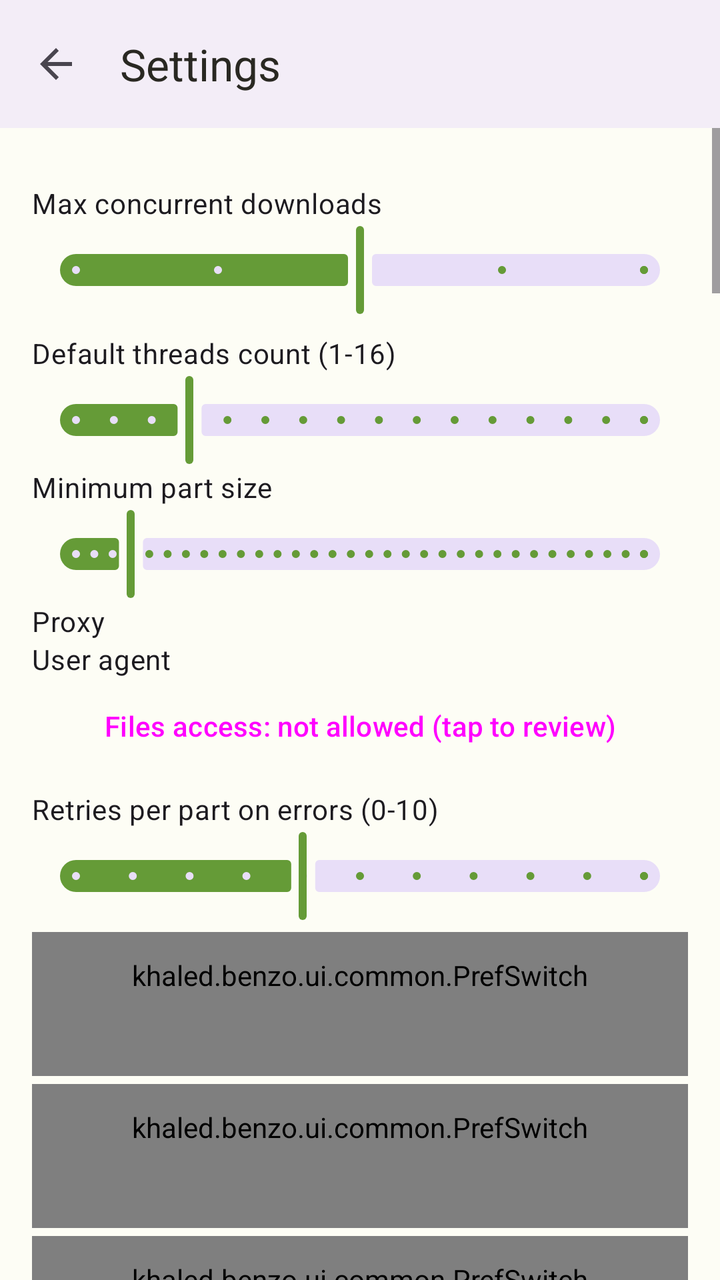
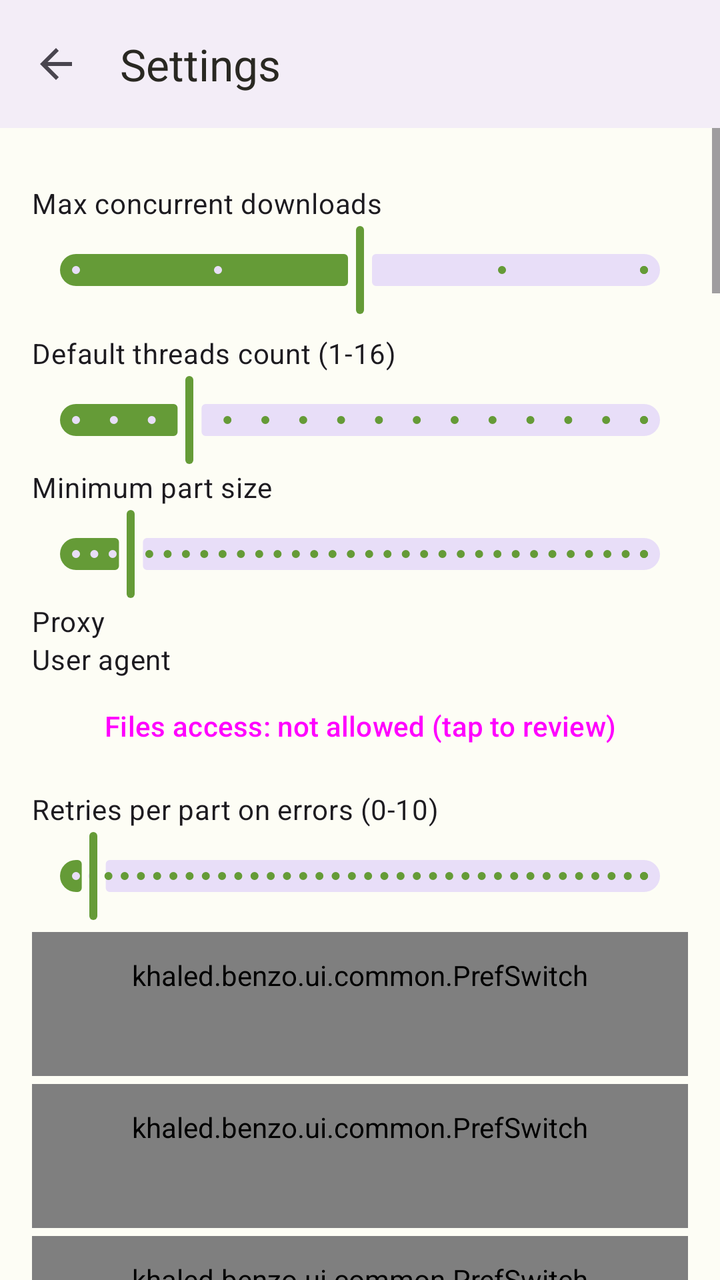

The first picture is an Android layout as it rendered before a commit; the second is the same layout after the commit. The layout source and the unified diff follow.
<!-- AndroidManifest.xml: application theme Theme.Benzo -->
<!-- res/layout/activity_settings.xml -->
<?xml version="1.0" encoding="utf-8"?>
<LinearLayout xmlns:android="http://schemas.android.com/apk/res/android" xmlns:app="http://schemas.android.com/apk/res-auto" android:layout_width="match_parent" android:layout_height="match_parent" android:orientation="vertical">
  <com.google.android.material.appbar.MaterialToolbar android:id="@+id/toolbarSettings" android:layout_width="match_parent" android:layout_height="?attr/actionBarSize" android:background="?attr/barBackground" app:navigationIcon="@drawable/abc_ic_ab_back_material" app:title="@string/action_settings" app:titleTextColor="?attr/onBar" />
  <ScrollView android:layout_width="match_parent" android:layout_height="0dp" android:layout_weight="1" android:fillViewport="true">
    <LinearLayout android:layout_width="match_parent" android:layout_height="wrap_content" android:orientation="vertical" android:padding="16dp">
      <LinearLayout android:id="@+id/section_downloading" android:layout_width="match_parent" android:layout_height="wrap_content" android:orientation="vertical">
        <TextView android:id="@+id/txtMaxDownloads" android:layout_width="match_parent" android:layout_height="wrap_content" android:layout_marginTop="12dp" android:text="@string/pref_max_downloads" android:textAppearance="?attr/textAppearanceBodyMedium" />
        <com.google.android.material.slider.Slider android:id="@+id/sliderMaxDownloads" android:layout_width="match_parent" android:layout_height="wrap_content" android:stepSize="1.0" android:value="3.0" android:valueFrom="1.0" android:valueTo="5.0" />
        <TextView android:id="@+id/txtDefaultThreads" android:layout_width="match_parent" android:layout_height="wrap_content" android:layout_marginTop="8dp" android:text="@string/pref_default_threads" android:textAppearance="?attr/textAppearanceBodyMedium" />
        <com.google.android.material.slider.Slider android:id="@+id/sliderDefaultThreads" android:layout_width="match_parent" android:layout_height="wrap_content" android:stepSize="1.0" android:value="4.0" android:valueFrom="1.0" android:valueTo="16.0" />
        <TextView android:id="@+id/txtMinThread" android:layout_width="match_parent" android:layout_height="wrap_content" android:text="@string/row_min_thread" android:textAppearance="?attr/textAppearanceBodyMedium" />
        <com.google.android.material.slider.Slider android:id="@+id/sliderMinThread" android:layout_width="match_parent" android:layout_height="wrap_content" android:stepSize="128.0" android:value="512.0" android:valueFrom="128.0" android:valueTo="4096.0" />
        <TextView android:id="@+id/txtProxy" android:layout_width="match_parent" android:layout_height="wrap_content" android:text="@string/row_proxy" android:textAppearance="?attr/textAppearanceBodyMedium" />
        <TextView android:id="@+id/txtUserAgent" android:layout_width="match_parent" android:layout_height="wrap_content" android:text="@string/row_user_agent" android:textAppearance="?attr/textAppearanceBodyMedium" />
        <Button android:id="@+id/btnAllFilesAccess" style="?attr/materialButtonOutlinedStyle" android:layout_width="match_parent" android:layout_height="wrap_content" android:text="@string/allfiles_settings_button" />
        <TextView android:id="@+id/txtErrorRetries" android:layout_width="match_parent" android:layout_height="wrap_content" android:layout_marginTop="8dp" android:text="@string/pref_error_retries" android:textAppearance="?attr/textAppearanceBodyMedium" />
        <com.google.android.material.slider.Slider android:id="@+id/sliderErrorRetries" android:layout_width="match_parent" android:layout_height="wrap_content" android:stepSize="1.0" android:value="4.0" android:valueFrom="0.0" android:valueTo="10.0" />
        <khaled.benzo.ui.common.PrefSwitch style="@style/Widget.Benzo.PrefSwitch" android:id="@+id/switchCreateEmptyFile" android:layout_width="match_parent" android:layout_height="wrap_content" android:layout_marginTop="4dp" android:text="@string/pref_create_empty_file" />
        <khaled.benzo.ui.common.PrefSwitch style="@style/Widget.Benzo.PrefSwitch" android:id="@+id/switchAutoResume" android:layout_width="match_parent" android:layout_height="wrap_content" android:layout_marginTop="4dp" android:text="@string/pref_auto_resume" />
        <khaled.benzo.ui.common.PrefSwitch style="@style/Widget.Benzo.PrefSwitch" android:id="@+id/switchPauseAfterError" android:layout_width="match_parent" android:layout_height="wrap_content" android:layout_marginTop="4dp" android:text="@string/pref_pause_after_error" />
        <View android:layout_width="match_parent" android:layout_height="1dp" android:layout_marginVertical="16dp" android:background="@color/divider" />
        <TextView android:id="@+id/txtSpeedLimit" android:layout_width="match_parent" android:layout_height="wrap_content" android:layout_marginTop="12dp" android:text="@string/pref_speed_limit" android:textAppearance="?attr/textAppearanceBodyMedium" />
        <com.google.android.material.slider.Slider android:id="@+id/sliderSpeedLimit" android:layout_width="match_parent" android:layout_height="wrap_content" android:stepSize="64.0" android:value="0.0" android:valueFrom="0.0" android:valueTo="10240.0" />
        <View android:layout_width="match_parent" android:layout_height="1dp" android:layout_marginVertical="16dp" android:background="@color/divider" />
      </LinearLayout>
      <LinearLayout android:id="@+id/section_torrent" android:layout_width="match_parent" android:layout_height="wrap_content" android:orientation="vertical">
        <khaled.benzo.ui.common.PrefSwitch style="@style/Widget.Benzo.PrefSwitch" android:id="@+id/switchTorrentSequential" android:layout_width="match_parent" android:layout_height="wrap_content" android:layout_marginTop="4dp" android:text="@string/pref_torrent_sequential" />
        <khaled.benzo.ui.common.PrefSwitch style="@style/Widget.Benzo.PrefSwitch" android:id="@+id/switchTorrentSeed" android:layout_width="match_parent" android:layout_height="wrap_content" android:layout_marginTop="4dp" android:text="@string/pref_torrent_seed" />
        <TextView android:id="@+id/txtSeedRatio" android:layout_width="match_parent" android:layout_height="wrap_content" android:layout_marginTop="8dp" android:text="@string/pref_seed_ratio" android:textAppearance="?attr/textAppearanceBodyMedium" />
        <com.google.android.material.slider.Slider android:id="@+id/sliderSeedRatio" android:layout_width="match_parent" android:layout_height="wrap_content" android:stepSize="5.0" android:value="0.0" android:valueFrom="0.0" android:valueTo="100.0" />
        <TextView android:id="@+id/txtSeedMinutes" android:layout_width="match_parent" android:layout_height="wrap_content" android:text="@string/pref_seed_minutes" android:textAppearance="?attr/textAppearanceBodyMedium" />
        <com.google.android.material.slider.Slider android:id="@+id/sliderSeedMinutes" android:layout_width="match_parent" android:layout_height="wrap_content" android:stepSize="30.0" android:value="0.0" android:valueFrom="0.0" android:valueTo="4320.0" />
        <khaled.benzo.ui.common.PrefSwitch style="@style/Widget.Benzo.PrefSwitch" android:id="@+id/switchTorrentDht" android:layout_width="match_parent" android:layout_height="wrap_content" android:text="@string/pref_torrent_dht" />
        <TextView android:id="@+id/txtTorrentConnections" android:layout_width="match_parent" android:layout_height="wrap_content" android:text="@string/pref_torrent_connections" android:textAppearance="?attr/textAppearanceBodyMedium" />
        <com.google.android.material.slider.Slider android:id="@+id/sliderTorrentConnections" android:layout_width="match_parent" android:layout_height="wrap_content" android:stepSize="50.0" android:value="0.0" android:valueFrom="0.0" android:valueTo="1000.0" />
        <khaled.benzo.ui.common.PrefSwitch style="@style/Widget.Benzo.PrefSwitch" android:id="@+id/switchTorrentFixedPort" android:layout_width="match_parent" android:layout_height="wrap_content" android:text="@string/pref_torrent_fixed_port" app:prefSummary="@string/sum_torrent_fixed_port" />
        <com.google.android.material.textfield.TextInputLayout android:layout_width="match_parent" android:layout_height="wrap_content" android:layout_marginHorizontal="20dp" android:hint="@string/pref_torrent_port">
          <com.google.android.material.textfield.TextInputEditText android:id="@+id/editTorrentPort" android:layout_width="match_parent" android:layout_height="wrap_content" android:inputType="number" android:maxLength="5" />
        </com.google.android.material.textfield.TextInputLayout>
        <TextView android:id="@+id/txtTorrentEncryption" android:layout_width="match_parent" android:layout_height="wrap_content" android:minHeight="56dp" android:gravity="center_vertical" android:paddingHorizontal="20dp" android:background="?attr/selectableItemBackground" android:clickable="true" android:focusable="true" android:textAppearance="?attr/textAppearanceBodyMedium" />
        <khaled.benzo.ui.common.PrefSwitch style="@style/Widget.Benzo.PrefSwitch" android:id="@+id/switchTorrentAnonymous" android:layout_width="match_parent" android:layout_height="wrap_content" android:text="@string/pref_torrent_anonymous" app:prefSummary="@string/sum_torrent_anonymous" />
      </LinearLayout>
      <LinearLayout android:id="@+id/section_notifications" android:layout_width="match_parent" android:layout_height="wrap_content" android:orientation="vertical">
        <khaled.benzo.ui.common.PrefSwitch style="@style/Widget.Benzo.PrefSwitch" android:id="@+id/switchSoundComplete" android:layout_width="match_parent" android:layout_height="wrap_content" android:layout_marginTop="8dp" android:checked="true" android:text="@string/pref_sound_on_complete" />
        <khaled.benzo.ui.common.PrefSwitch style="@style/Widget.Benzo.PrefSwitch" android:id="@+id/switchVibrateComplete" android:layout_width="match_parent" android:layout_height="wrap_content" android:layout_marginTop="4dp" android:checked="true" android:text="@string/pref_vibrate_on_complete" />
        <TextView android:id="@+id/txtVibSuccess" android:layout_width="match_parent" android:layout_height="wrap_content" android:text="@string/row_vib_success" android:textAppearance="?attr/textAppearanceBodyMedium" />
        <com.google.android.material.slider.Slider android:id="@+id/sliderVibSuccess" android:layout_width="match_parent" android:layout_height="wrap_content" android:stepSize="50.0" android:value="150.0" android:valueFrom="50.0" android:valueTo="1000.0" />
        <khaled.benzo.ui.common.PrefSwitch style="@style/Widget.Benzo.PrefSwitch" android:id="@+id/switchVibrateError" android:layout_width="match_parent" android:layout_height="wrap_content" android:checked="false" android:text="@string/pref_vibrate_on_error" />
        <TextView android:id="@+id/txtVibTotal" android:layout_width="match_parent" android:layout_height="wrap_content" android:text="@string/row_vib_total" android:textAppearance="?attr/textAppearanceBodyMedium" />
        <com.google.android.material.slider.Slider android:id="@+id/sliderVibTotal" android:layout_width="match_parent" android:layout_height="wrap_content" android:stepSize="50.0" android:value="500.0" android:valueFrom="50.0" android:valueTo="1000.0" />
        <TextView android:id="@+id/txtVibError" android:layout_width="match_parent" android:layout_height="wrap_content" android:text="@string/row_vib_error" android:textAppearance="?attr/textAppearanceBodyMedium" />
        <com.google.android.material.slider.Slider android:id="@+id/sliderVibError" android:layout_width="match_parent" android:layout_height="wrap_content" android:stepSize="50.0" android:value="300.0" android:valueFrom="50.0" android:valueTo="1000.0" />
        <khaled.benzo.ui.common.PrefSwitch style="@style/Widget.Benzo.PrefSwitch" android:id="@+id/switchNotifLockScreen" android:layout_width="match_parent" android:layout_height="wrap_content" android:layout_marginTop="4dp" android:text="@string/pref_notif_lock_screen" />
        <khaled.benzo.ui.common.PrefSwitch style="@style/Widget.Benzo.PrefSwitch" android:id="@+id/switchNotifPauseAll" android:layout_width="match_parent" android:layout_height="wrap_content" android:layout_marginTop="4dp" android:visibility="gone" android:text="@string/pref_notif_pause_all" />
        <TextView android:id="@+id/txtCommandButtons" android:layout_width="match_parent" android:layout_height="wrap_content" android:text="@string/row_command_buttons" android:textAppearance="?attr/textAppearanceBodyMedium" android:padding="12dp" android:background="?attr/selectableItemBackground" />
        <khaled.benzo.ui.common.PrefSwitch style="@style/Widget.Benzo.PrefSwitch" android:id="@+id/switchClearNotifsOnExit" android:layout_width="match_parent" android:layout_height="wrap_content" android:layout_marginTop="4dp" android:checked="false" android:text="@string/pref_clear_notifs_exit" />
      </LinearLayout>
      <LinearLayout android:id="@+id/section_automation" android:layout_width="match_parent" android:layout_height="wrap_content" android:orientation="vertical">
        <khaled.benzo.ui.common.PrefSwitch style="@style/Widget.Benzo.PrefSwitch" android:id="@+id/switchNewestFirst" android:layout_width="match_parent" android:layout_height="wrap_content" android:text="@string/pref_newest_first" app:prefSummary="@string/sum_newest_first" />
        <khaled.benzo.ui.common.PrefSwitch style="@style/Widget.Benzo.PrefSwitch" android:id="@+id/switchListBottom" android:layout_width="match_parent" android:layout_height="wrap_content" android:text="@string/pref_list_bottom" app:prefSummary="@string/sum_list_bottom" />
        <TextView android:id="@+id/txtAfterFinish" android:layout_width="match_parent" android:layout_height="wrap_content" android:textAppearance="?attr/textAppearanceBodyMedium" />
        <khaled.benzo.ui.common.PrefSwitch style="@style/Widget.Benzo.PrefSwitch" android:id="@+id/switchQuickAdd" android:layout_width="match_parent" android:layout_height="wrap_content" android:text="@string/pref_quick_add" app:prefSummary="@string/sum_quick_add" />
        <khaled.benzo.ui.common.PrefSwitch style="@style/Widget.Benzo.PrefSwitch" android:id="@+id/switchQuickAddStart" android:layout_width="match_parent" android:layout_height="wrap_content" android:text="@string/pref_quick_add_start" app:prefSummary="@string/sum_quick_add_start" />
        <View android:layout_width="match_parent" android:layout_height="1dp" android:layout_marginVertical="8dp" android:background="@color/divider" />
        <khaled.benzo.ui.common.PrefSwitch style="@style/Widget.Benzo.PrefSwitch" android:id="@+id/switchWifiOnly" app:prefSummary="@string/sum_wifi_only" android:layout_width="match_parent" android:layout_height="wrap_content" android:layout_marginTop="8dp" android:text="@string/pref_wifi_only" />
        <View android:layout_width="match_parent" android:layout_height="1dp" android:layout_marginVertical="16dp" android:background="@color/divider" />
        <TextView android:id="@+id/txtBatteryThreshold" android:layout_width="match_parent" android:layout_height="wrap_content" android:layout_marginTop="8dp" android:text="@string/pref_battery_threshold" android:textAppearance="?attr/textAppearanceBodyMedium" />
        <com.google.android.material.slider.Slider android:id="@+id/sliderBattery" android:layout_width="match_parent" android:layout_height="wrap_content" android:stepSize="5.0" android:value="15.0" android:valueFrom="5.0" android:valueTo="50.0" />
        <khaled.benzo.ui.common.PrefSwitch style="@style/Widget.Benzo.PrefSwitch" android:id="@+id/switchStopOnUnplug" app:prefSummary="@string/sum_stop_on_unplug" android:layout_width="match_parent" android:layout_height="wrap_content" android:layout_marginTop="4dp" android:text="@string/pref_stop_on_unplug" />
        <khaled.benzo.ui.common.PrefSwitch style="@style/Widget.Benzo.PrefSwitch" android:id="@+id/switchKeepScreenOn" app:prefSummary="@string/sum_keep_screen" android:layout_width="match_parent" android:layout_height="wrap_content" android:layout_marginTop="4dp" android:text="@string/pref_keep_screen_on" />
        <khaled.benzo.ui.common.PrefSwitch style="@style/Widget.Benzo.PrefSwitch" android:id="@+id/switchClearFinished" android:layout_width="match_parent" android:layout_height="wrap_content" android:layout_marginTop="4dp" android:text="@string/pref_clear_finished" />
      </LinearLayout>
      <LinearLayout android:id="@+id/section_cataloging" android:layout_width="match_parent" android:layout_height="wrap_content" android:orientation="vertical">
        <khaled.benzo.ui.common.PrefSwitch style="@style/Widget.Benzo.PrefSwitch" android:id="@+id/switchCatalog" android:layout_width="match_parent" android:layout_height="wrap_content" android:layout_marginTop="8dp" android:text="@string/pref_catalog" />
        <LinearLayout android:id="@+id/catalogCategoryList" android:layout_width="match_parent" android:layout_height="wrap_content" android:orientation="vertical" />
      </LinearLayout>
      <LinearLayout android:id="@+id/section_scheduler" android:layout_width="match_parent" android:layout_height="wrap_content" android:orientation="vertical">
        <khaled.benzo.ui.common.PrefSwitch style="@style/Widget.Benzo.PrefSwitch" android:id="@+id/switchSchedule" android:layout_width="match_parent" android:layout_height="wrap_content" android:layout_marginTop="8dp" android:text="@string/pref_schedule_enable" />
        <Button android:id="@+id/btnScheduleStart" style="?android:attr/buttonBarButtonStyle" android:layout_width="match_parent" android:layout_height="wrap_content" android:text="@string/pref_schedule_start" />
        <Button android:id="@+id/btnScheduleStop" style="?android:attr/buttonBarButtonStyle" android:layout_width="match_parent" android:layout_height="wrap_content" android:text="@string/pref_schedule_stop" />
        <View android:layout_width="match_parent" android:layout_height="1dp" android:layout_marginVertical="16dp" android:background="@color/divider" />
      </LinearLayout>
      <LinearLayout android:id="@+id/section_browser" android:layout_width="match_parent" android:layout_height="wrap_content" android:orientation="vertical">
        <khaled.benzo.ui.common.PrefSwitch style="@style/Widget.Benzo.PrefSwitch" android:id="@+id/switchBrowserHistory" android:layout_width="match_parent" android:layout_height="wrap_content" android:layout_marginTop="4dp" android:text="@string/pref_browser_history" />
        <khaled.benzo.ui.common.PrefSwitch style="@style/Widget.Benzo.PrefSwitch" android:id="@+id/switchBrowserSaveTabs" android:layout_width="match_parent" android:layout_height="wrap_content" android:layout_marginTop="4dp" android:text="@string/pref_browser_save_tabs" />
      </LinearLayout>
      <LinearLayout android:id="@+id/section_interface" android:layout_width="match_parent" android:layout_height="wrap_content" android:orientation="vertical">
        <Button android:id="@+id/btnAdditionalStats" style="?attr/materialButtonOutlinedStyle" android:layout_width="match_parent" android:layout_height="wrap_content" android:text="@string/stats_title" />
        <Button android:id="@+id/btnInterfaceColors" style="?attr/materialButtonOutlinedStyle" android:layout_width="match_parent" android:layout_height="wrap_content" android:text="@string/colors_title" />
        <khaled.benzo.ui.common.PrefSwitch style="@style/Widget.Benzo.PrefSwitch" android:id="@+id/switchBottomBar" android:layout_width="match_parent" android:layout_height="wrap_content" android:text="@string/pref_bottom_bar" />
        <khaled.benzo.ui.common.PrefSwitch style="@style/Widget.Benzo.PrefSwitch" android:id="@+id/switchSwapMenus" android:layout_width="match_parent" android:layout_height="wrap_content" android:text="@string/pref_swap_menus" app:prefSummary="@string/sum_swap_menus" />
        <TextView android:layout_width="match_parent" android:layout_height="wrap_content" android:layout_marginTop="16dp" android:text="@string/pref_theme_mode" android:textAppearance="?attr/textAppearanceBodyLarge" />
        <RadioGroup android:id="@+id/radioThemeMode" android:layout_width="match_parent" android:layout_height="wrap_content">
          <RadioButton android:id="@+id/modeSystem" android:layout_width="match_parent" android:layout_height="wrap_content" android:text="@string/mode_system" />
          <RadioButton android:id="@+id/modeLight" android:layout_width="match_parent" android:layout_height="wrap_content" android:text="@string/mode_light" />
          <RadioButton android:id="@+id/modeDark" android:layout_width="match_parent" android:layout_height="wrap_content" android:text="@string/mode_dark" />
        </RadioGroup>
        <TextView android:layout_width="match_parent" android:layout_height="wrap_content" android:layout_marginTop="16dp" android:text="@string/pref_theme_color" android:textAppearance="?attr/textAppearanceBodyLarge" />
        <TextView android:id="@+id/textThemeColorNote" android:layout_width="match_parent" android:layout_height="wrap_content" android:text="@string/pref_theme_color_note" android:textAppearance="?attr/textAppearanceBodySmall" android:textColor="?attr/hintGreen" />
        <RadioGroup android:id="@+id/radioThemeColor" android:layout_width="match_parent" android:layout_height="wrap_content">
          <RadioButton android:id="@+id/themeDevice" android:layout_width="match_parent" android:layout_height="wrap_content" android:text="@string/theme_device" />
          <RadioButton android:id="@+id/themeGreen" android:layout_width="match_parent" android:layout_height="wrap_content" android:text="@string/theme_green" />
          <RadioButton android:id="@+id/themeBlue" android:layout_width="match_parent" android:layout_height="wrap_content" android:text="@string/theme_blue" />
          <RadioButton android:id="@+id/themePurple" android:layout_width="match_parent" android:layout_height="wrap_content" android:text="@string/theme_purple" />
          <RadioButton android:id="@+id/themeOrange" android:layout_width="match_parent" android:layout_height="wrap_content" android:text="@string/theme_orange" />
        </RadioGroup>
      </LinearLayout>
    </LinearLayout>
  </ScrollView>
</LinearLayout>
<!-- resources referenced by this layout -->
<resources>
  <color name="divider">#1F000000</color>
  <string name="action_settings">Settings</string>
  <string name="colors_title">Interface colours</string>
  <string name="mode_dark">Dark</string>
  <string name="mode_light">Light</string>
  <string name="mode_system">Follow the system</string>
  <string name="pref_battery_threshold">Stop at or below battery level (%)</string>
  <string name="pref_bottom_bar">Bottom navigation bar</string>
  <string name="pref_browser_history">Browser: remember visited pages (history)</string>
  <string name="pref_catalog">Sort downloads into folders by type</string>
  <string name="pref_create_empty_file">Reserve the file size before downloading</string>
  <string name="pref_default_threads">Default threads count (1-16)</string>
  <string name="pref_error_retries">Retries per part on errors (0-10)</string>
  <string name="pref_keep_screen_on">Keep the screen on while the app is open</string>
  <string name="pref_list_bottom">Add new downloads to the bottom of the list</string>
  <string name="pref_max_downloads">Max concurrent downloads</string>
  <string name="pref_newest_first">Newest downloads start first</string>
  <string name="pref_pause_after_error">Pause (keep progress) when a download fails</string>
  <string name="pref_quick_add_start">Start them after adding</string>
  <string name="pref_schedule_enable">Download only during a time window</string>
  <string name="pref_schedule_start">Start time: %1$s</string>
  <string name="pref_schedule_stop">Stop time: %1$s</string>
  <string name="pref_seed_minutes">Torrents: stop seeding after (hours:minutes)</string>
  <string name="pref_seed_ratio">Torrents: stop seeding at share ratio</string>
  <string name="pref_sound_on_complete">Sound on completion</string>
  <string name="pref_speed_limit">Speed Limit</string>
  <string name="pref_stop_on_unplug">Stop when charger disconnected</string>
  <string name="pref_swap_menus">Swap side menus</string>
  <string name="pref_theme_color">Theme colour</string>
  <string name="pref_theme_mode">Light or dark</string>
  <string name="pref_torrent_anonymous">Anonymous mode</string>
  <string name="pref_torrent_connections">Torrent connection limit</string>
  <string name="pref_torrent_fixed_port">Use a fixed port</string>
  <string name="pref_torrent_port">Port (1024 to 65535)</string>
  <string name="pref_vibrate_on_complete">Vibrate on completion</string>
  <string name="pref_vibrate_on_error">Vibrate when a download fails</string>
  <string name="pref_wifi_only">Download on Wi-Fi only</string>
  <string name="row_command_buttons">Buttons in the notification</string>
  <string name="row_min_thread">Minimum part size</string>
  <string name="row_proxy">Proxy</string>
  <string name="row_user_agent">User agent</string>
  <string name="row_vib_error">Vibration on error</string>
  <string name="row_vib_success">Vibration on success</string>
  <string name="row_vib_total">Vibration when everything is finished</string>
  <string name="stats_title">Additional statistics</string>
  <string name="sum_keep_screen">Only while this app is in front</string>
  <string name="sum_stop_on_unplug">Running downloads go back to the queue</string>
  <string name="sum_torrent_fixed_port">Off keeps the engine\'s own port setting</string>
  <string name="sum_wifi_only">Mobile data is not used for downloads</string>
  <string name="theme_blue">Blue</string>
  <string name="theme_device">Device colours (Material You)</string>
  <string name="theme_green">Green</string>
  <string name="theme_orange">Orange</string>
  <string name="theme_purple">Purple</string>
  <color name="primary">#659B37</color>
  <color name="surface_light">#FDFDF5</color>
  <color name="on_surface_light">#292822</color>
  <color name="on_surface_variant_light">#7D7C77</color>
  <color name="primary_container">#C1D6AB</color>
  <color name="on_primary_container">#1C3A06</color>
  <color name="background_light">#FDFDF5</color>
  <!-- unchanged entries left out for length: 20 -->
</resources>

<!-- the commit's change to res/layout/activity_settings.xml (unified diff, before → after) -->
@@ -14,7 +14,7 @@
         <TextView android:id="@+id/txtUserAgent" android:layout_width="match_parent" android:layout_height="wrap_content" android:text="@string/row_user_agent" android:textAppearance="?attr/textAppearanceBodyMedium" />
         <Button android:id="@+id/btnAllFilesAccess" style="?attr/materialButtonOutlinedStyle" android:layout_width="match_parent" android:layout_height="wrap_content" android:text="@string/allfiles_settings_button" />
         <TextView android:id="@+id/txtErrorRetries" android:layout_width="match_parent" android:layout_height="wrap_content" android:layout_marginTop="8dp" android:text="@string/pref_error_retries" android:textAppearance="?attr/textAppearanceBodyMedium" />
-        <com.google.android.material.slider.Slider android:id="@+id/sliderErrorRetries" android:layout_width="match_parent" android:layout_height="wrap_content" android:stepSize="1.0" android:value="4.0" android:valueFrom="0.0" android:valueTo="10.0" />
+        <com.google.android.material.slider.Slider android:id="@+id/sliderErrorRetries" android:layout_width="match_parent" android:layout_height="wrap_content" android:stepSize="1.0" android:value="4.0" android:valueFrom="0.0" android:valueTo="128.0" />
         <khaled.benzo.ui.common.PrefSwitch style="@style/Widget.Benzo.PrefSwitch" android:id="@+id/switchCreateEmptyFile" android:layout_width="match_parent" android:layout_height="wrap_content" android:layout_marginTop="4dp" android:text="@string/pref_create_empty_file" />
         <khaled.benzo.ui.common.PrefSwitch style="@style/Widget.Benzo.PrefSwitch" android:id="@+id/switchAutoResume" android:layout_width="match_parent" android:layout_height="wrap_content" android:layout_marginTop="4dp" android:text="@string/pref_auto_resume" />
         <khaled.benzo.ui.common.PrefSwitch style="@style/Widget.Benzo.PrefSwitch" android:id="@+id/switchPauseAfterError" android:layout_width="match_parent" android:layout_height="wrap_content" android:layout_marginTop="4dp" android:text="@string/pref_pause_after_error" />
